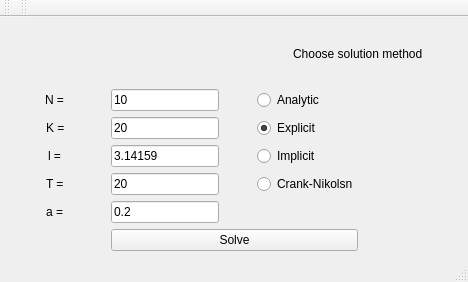
Old version of the form numeric-methods-lab-5/UMF/mainwindow.ui in the repository alexbakharew/NumericalMethods2.
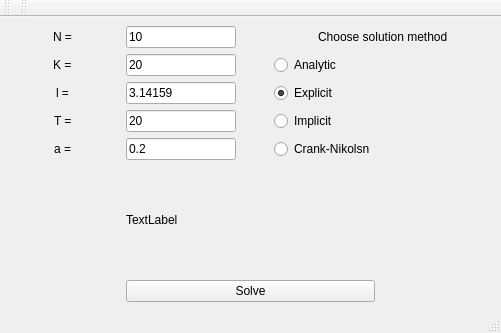
New version of the form.

What changed in the file:
```diff
--- a/numeric-methods-lab-5/UMF/mainwindow.ui
+++ b/numeric-methods-lab-5/UMF/mainwindow.ui
@@ -6,8 +6,8 @@
    <rect>
     <x>0</x>
     <y>0</y>
-    <width>468</width>
-    <height>282</height>
+    <width>501</width>
+    <height>333</height>
    </rect>
   </property>
   <property name="windowTitle">
@@ -15,20 +15,6 @@
   </property>
   <widget class="QWidget" name="centralwidget">
    <layout class="QGridLayout" name="gridLayout">
-    <item row="2" column="1">
-     <widget class="QLineEdit" name="lineEdit_2">
-      <property name="text">
-       <string>20</string>
-      </property>
-     </widget>
-    </item>
-    <item row="3" column="1">
-     <widget class="QLineEdit" name="lineEdit_3">
-      <property name="text">
-       <string>3.14159</string>
-      </property>
-     </widget>
-    </item>
     <item row="2" column="4">
      <widget class="QRadioButton" name="radioButton">
       <property name="text">
@@ -39,20 +25,6 @@
       </property>
      </widget>
     </item>
-    <item row="5" column="0" alignment="Qt::AlignHCenter">
-     <widget class="QLabel" name="label_5">
-      <property name="text">
-       <string>a = </string>
-      </property>
-     </widget>
-    </item>
-    <item row="5" column="1">
-     <widget class="QLineEdit" name="lineEdit_5">
-      <property name="text">
-       <string>0.2</string>
-      </property>
-     </widget>
-    </item>
     <item row="1" column="2" rowspan="5">
      <spacer name="verticalSpacer_2">
       <property name="orientation">
@@ -66,20 +38,6 @@
       </property>
      </spacer>
     </item>
-    <item row="1" column="1">
-     <widget class="QLineEdit" name="lineEdit">
-      <property name="text">
-       <string>10</string>
-      </property>
-     </widget>
-    </item>
-    <item row="3" column="0" alignment="Qt::AlignHCenter|Qt::AlignVCenter">
-     <widget class="QLabel" name="label_3">
-      <property name="text">
-       <string>l = </string>
-      </property>
-     </widget>
-    </item>
     <item row="6" column="0">
      <spacer name="horizontalSpacer">
       <property name="orientation">
@@ -93,13 +51,6 @@
       </property>
      </spacer>
     </item>
-    <item row="4" column="1">
-     <widget class="QLineEdit" name="lineEdit_4">
-      <property name="text">
-       <string>20</string>
-      </property>
-     </widget>
-    </item>
     <item row="6" column="5">
      <spacer name="horizontalSpacer_2">
       <property name="orientation">
@@ -113,13 +64,6 @@
       </property>
      </spacer>
     </item>
-    <item row="4" column="0" alignment="Qt::AlignHCenter|Qt::AlignVCenter">
-     <widget class="QLabel" name="label_4">
-      <property name="text">
-       <string>T = </string>
-      </property>
-     </widget>
-    </item>
     <item row="6" column="1" colspan="4">
      <widget class="QPushButton" name="pushButton">
       <property name="text">
@@ -148,13 +92,6 @@
       </property>
      </widget>
     </item>
-    <item row="2" column="0" alignment="Qt::AlignHCenter|Qt::AlignVCenter">
-     <widget class="QLabel" name="label_2">
-      <property name="text">
-       <string>K = </string>
-      </property>
-     </widget>
-    </item>
     <item row="3" column="4">
      <widget class="QRadioButton" name="radioButton_2">
       <property name="text">
@@ -162,13 +99,83 @@
       </property>
      </widget>
     </item>
-    <item row="1" column="0" alignment="Qt::AlignHCenter|Qt::AlignVCenter">
+    <item row="0" column="1">
+     <widget class="QLineEdit" name="lineEdit">
+      <property name="text">
+       <string>10</string>
+      </property>
+     </widget>
+    </item>
+    <item row="1" column="1">
+     <widget class="QLineEdit" name="lineEdit_2">
+      <property name="text">
+       <string>20</string>
+      </property>
+     </widget>
+    </item>
+    <item row="2" column="1">
+     <widget class="QLineEdit" name="lineEdit_3">
+      <property name="text">
+       <string>3.14159</string>
+      </property>
+     </widget>
+    </item>
+    <item row="3" column="1">
+     <widget class="QLineEdit" name="lineEdit_4">
+      <property name="text">
+       <string>20</string>
+      </property>
+     </widget>
+    </item>
+    <item row="4" column="1">
+     <widget class="QLineEdit" name="lineEdit_5">
+      <property name="text">
+       <string>0.2</string>
+      </property>
+     </widget>
+    </item>
+    <item row="0" column="0" alignment="Qt::AlignHCenter">
      <widget class="QLabel" name="label">
       <property name="text">
        <string>N = </string>
       </property>
      </widget>
     </item>
+    <item row="1" column="0" alignment="Qt::AlignHCenter">
+     <widget class="QLabel" name="label_2">
+      <property name="text">
+       <string>K = </string>
+      </property>
+     </widget>
+    </item>
+    <item row="2" column="0" alignment="Qt::AlignHCenter">
+     <widget class="QLabel" name="label_3">
+      <property name="text">
+       <string>l = </string>
+      </property>
+     </widget>
+    </item>
+    <item row="3" column="0" alignment="Qt::AlignHCenter">
+     <widget class="QLabel" name="label_4">
+      <property name="text">
+       <string>T = </string>
+      </property>
+     </widget>
+    </item>
+    <item row="4" column="0" alignment="Qt::AlignHCenter">
+     <widget class="QLabel" name="label_5">
+      <property name="text">
+       <string>a = </string>
+      </property>
+     </widget>
+    </item>
+    <item row="5" column="1">
+     <widget class="QLabel" name="label_6">
+      <property name="text">
+       <string>TextLabel</string>
+      </property>
+     </widget>
+    </item>
    </layout>
   </widget>
   <widget class="QMenuBar" name="menubar">
```
Left out of the diff: 2 changed lines with no effect on the pictures.
